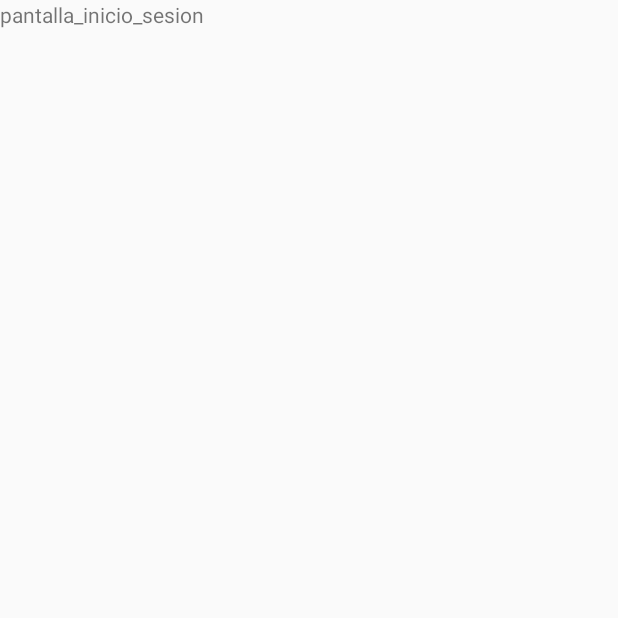
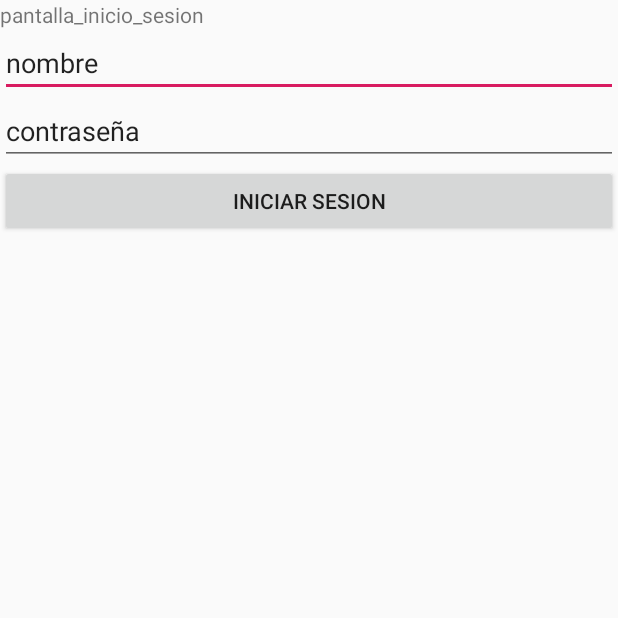
Before and after one commit to CmaDam2132020/Leon-Ocio, an Android app: the IniciarSesion screen opened directly, with no data from a screen before it, on a phone screen of 412 x 824 dp, the top half of it. Before the commit the part shown is almost empty. Run offline under Robolectric (Android 15) with nearby library versions, the phone set to English and light mode, and no system bars; our stand-ins replace Volley.

Commit message:
Conexion php de prueba

```diff
--- a/app/build.gradle
+++ b/app/build.gradle
@@ -23,7 +23,10 @@ dependencies {
     implementation fileTree(dir: 'libs', include: ['*.jar'])
     implementation 'androidx.appcompat:appcompat:1.0.2'
     implementation 'androidx.constraintlayout:constraintlayout:1.1.3'
+
     testImplementation 'junit:junit:4.12'
     androidTestImplementation 'androidx.test.ext:junit:1.1.0'
     androidTestImplementation 'androidx.test.espresso:espresso-core:3.1.1'
+
+    implementation 'com.android.volley:volley:1.1.1'
 }
--- a/app/src/main/AndroidManifest.xml
+++ b/app/src/main/AndroidManifest.xml
@@ -1,6 +1,7 @@
 <?xml version="1.0" encoding="utf-8"?>
 <manifest xmlns:android="http://schemas.android.com/apk/res/android"
     package="com.example.leonocio">
+    <uses-permission android:name="android.permission.INTERNET"/>
 
     <application
         android:allowBackup="true"
--- a/app/src/main/res/layout/activity_main.xml
+++ b/app/src/main/res/layout/activity_main.xml
@@ -18,7 +18,7 @@
         app:layout_constraintTop_toTopOf="parent" />
 
     <Button
-        android:id="@+id/boton_iniciar_sesion"
+        android:id="@+id/boton_iniciar_sesion_main"
         android:layout_width="match_parent"
         android:layout_height="wrap_content"
         android:text="@string/string_boton_iniciar_sesion" />
--- a/app/src/main/res/layout/inicio_sesion.xml
+++ b/app/src/main/res/layout/inicio_sesion.xml
@@ -4,8 +4,30 @@
     android:layout_height="match_parent">
 
     <TextView
-        android:id="@+id/textView"
+        android:id="@+id/text_view_iniciar_sesion"
         android:layout_width="match_parent"
         android:layout_height="wrap_content"
         android:text="pantalla_inicio_sesion" />
+
+    <EditText
+        android:id="@+id/edit_text_nombre"
+        android:layout_width="match_parent"
+        android:layout_height="wrap_content"
+        android:ems="10"
+        android:inputType="textPersonName"
+        android:text="nombre" />
+
+    <EditText
+        android:id="@+id/edit_text_pass"
+        android:layout_width="match_parent"
+        android:layout_height="wrap_content"
+        android:ems="10"
+        android:inputType="textPersonName"
+        android:text="contraseña" />
+
+    <Button
+        android:id="@+id/boton_iniciar_sesion_is"
+        android:layout_width="match_parent"
+        android:layout_height="wrap_content"
+        android:text="@string/string_boton_iniciar_sesion" />
 </LinearLayout>
```
Also changed, not shown: app/src/main/java/com/example/leonocio/IniciarSesion.java (+42 -0 lines), app/src/main/java/com/example/leonocio/MainActivity.java (+6 -1 lines).
